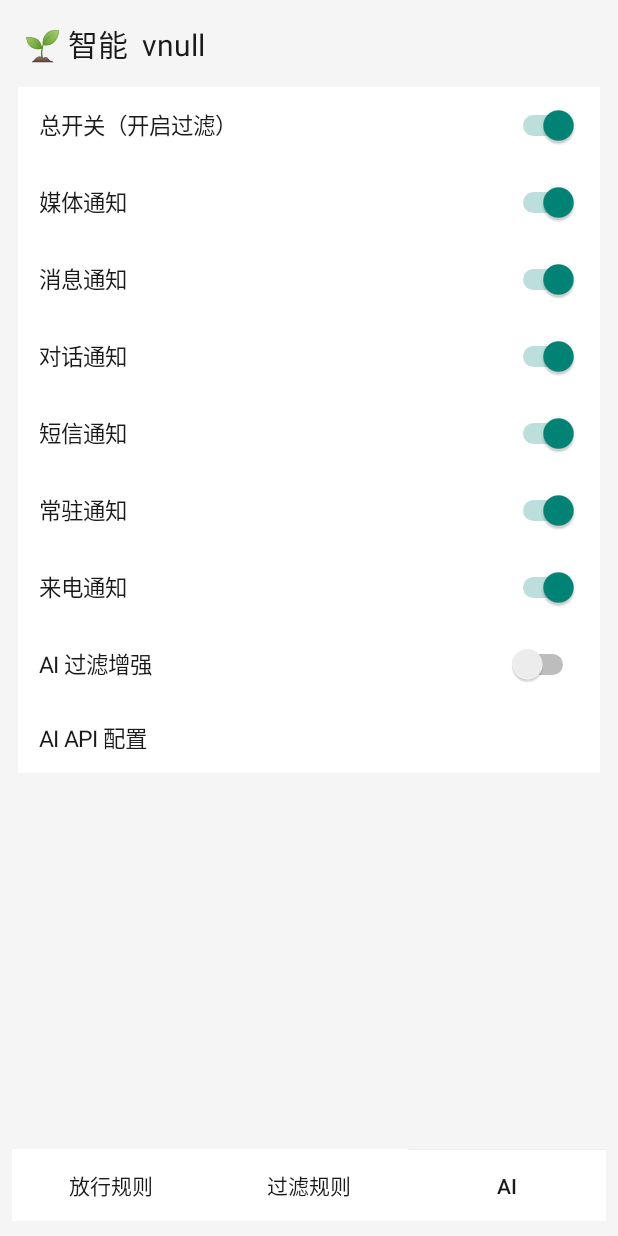
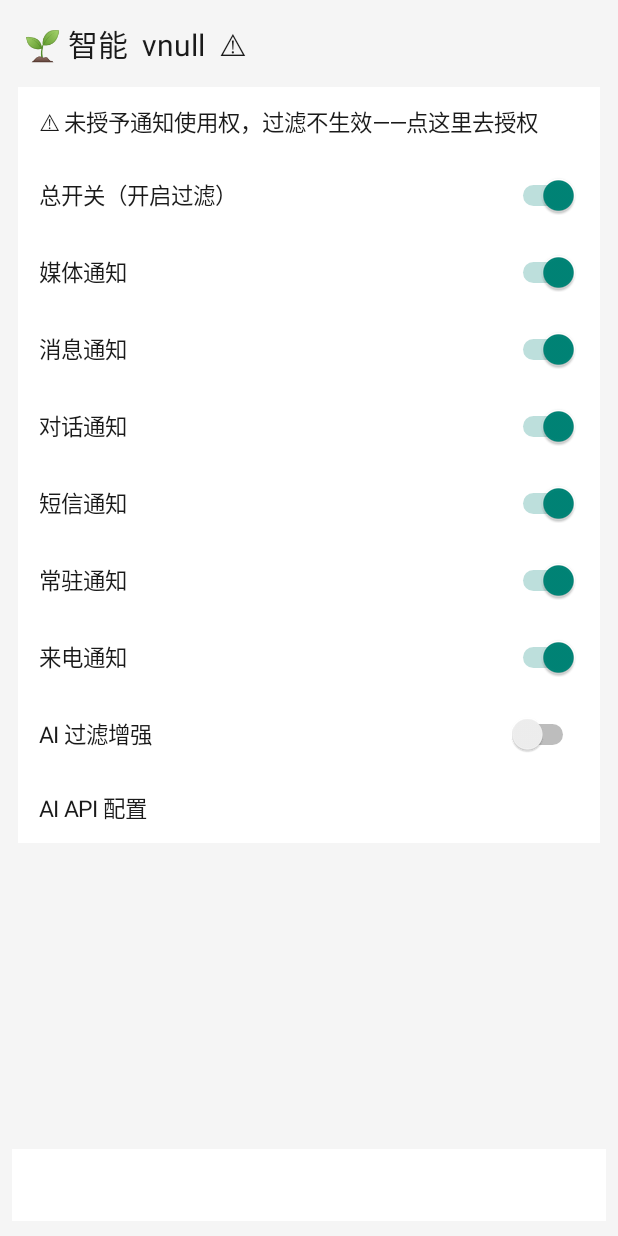
Before and after one commit to qiangsi/maodou-notify-filter, an Android app: the screen it shows after launch (MainActivity), on a phone screen of 412 x 824 dp. Run offline under Robolectric (Android 15) with nearby library versions, the phone set to English and light mode, and no system bars.

Commit message:
v1.2.2: 权限状态可见化（⚠横幅+点按授权）、防自通知死循环、弹窗只提示一次但可重复触发

```diff
--- a/app/src/main/AndroidManifest.xml
+++ b/app/src/main/AndroidManifest.xml
@@ -1,8 +1,8 @@
 <?xml version="1.0" encoding="utf-8"?>
 <manifest xmlns:android="http://schemas.android.com/apk/res/android"
     package="com.maodou.notifyfilter"
-    android:versionCode="6"
-    android:versionName="1.2.1">
+    android:versionCode="7"
+    android:versionName="1.2.2">
 
     <uses-permission android:name="android.permission.INTERNET"/>
     <uses-permission android:name="android.permission.USE_BIOMETRIC"/>
--- a/app/src/main/java/com/maodou/notifyfilter/FilterService.java
+++ b/app/src/main/java/com/maodou/notifyfilter/FilterService.java
@@ -46,6 +46,7 @@ public class FilterService extends NotificationListenerService {
 
     @Override
     public void onNotificationPosted(StatusBarNotification sbn) {
+        if (sbn == null || getPackageName().equals(sbn.getPackageName())) return;
         Notification n = sbn.getNotification();
         SharedPreferences sp = getSharedPreferences(PREF, MODE_PRIVATE);
         sp.edit().putLong("last_seen", System.currentTimeMillis()).apply();
--- a/app/src/main/java/com/maodou/notifyfilter/MainActivity.java
+++ b/app/src/main/java/com/maodou/notifyfilter/MainActivity.java
@@ -145,13 +145,39 @@ public class MainActivity extends Activity {
     }
 
     void showSmart() {
-        if (!nlServiceEnabled()) askNotificationAccess();
+        boolean ok = nlServiceEnabled();
+        if (!ok && !getSharedPreferences(PREF, MODE_PRIVATE).getBoolean("perm_asked", false)) {
+            getSharedPreferences(PREF, MODE_PRIVATE).edit().putBoolean("perm_asked", true).apply();
+            askNotificationAccess();
+        }
         title.setText("🌱 " + t(R.string.tab_smart)
-            + "  v" + versionName());
-        btnPass.setText(t(R.string.pass_rule));
-        btnFilter.setText(t(R.string.filter_rule));
-        btnAi.setText("AI");
+            + "  v" + versionName()
+            + (ok ? "" : "  ⚠"));
         SharedPreferences sp = getSharedPreferences(PREF, MODE_PRIVATE);
+        if (!ok) {
+            Map<String, Object> warn = new HashMap<>();
+            warn.put("type", "warn");
+            warn.put("label", t(R.string.perm_warn));
+            List<Map<String, Object>> withWarn = new ArrayList<>();
+            withWarn.add(warn);
+            withWarn.addAll(buildSmartItems(sp));
+            list.setAdapter(makeAdapter(withWarn));
+            list.setOnItemClickListener((p, v, pos, id) -> {
+                Map<String, Object> m = withWarn.get(pos);
+                if ("warn".equals(m.get("type"))) askNotificationAccess();
+                if ("ai".equals(m.get("type"))) aiConfigDialog();
+            });
+            return;
+        }
+        List<Map<String, Object>> items = buildSmartItems(sp);
+        list.setAdapter(makeAdapter(items));
+        list.setOnItemClickListener((p, v, pos, id) -> {
+            Map<String, Object> m = items.get(pos);
+            if ("ai".equals(m.get("type"))) { aiConfigDialog(); }
+        });
+    }
+
+    List<Map<String, Object>> buildSmartItems(SharedPreferences sp) {
         List<Map<String, Object>> items = new ArrayList<>();
         // global switch
         Map<String, Object> g = new HashMap<>();
@@ -176,11 +202,7 @@ public class MainActivity extends Activity {
         cfg.put("type", "ai");
         cfg.put("label", t(R.string.ai_config));
         items.add(cfg);
-        list.setAdapter(makeAdapter(items));
-        list.setOnItemClickListener((p, v, pos, id) -> {
-            Map<String, Object> m = items.get(pos);
-            if ("ai".equals(m.get("type"))) { aiConfigDialog(); }
-        });
+        return items;
     }
 
     static String KEY_GLOBAL_ON() { return "global_on"; }
--- a/app/src/main/res/values/strings.xml
+++ b/app/src/main/res/values/strings.xml
@@ -55,4 +55,5 @@
     <string name="go_grant">去授权</string>
     <string name="ai_provider">AI 提供商</string>
     <string name="cat_pie">通知类别占比</string>
+    <string name="perm_warn">⚠ 未授予通知使用权，过滤不生效——点这里去授权</string>
 </resources>
```
Also changed, not shown: 2 other files.
